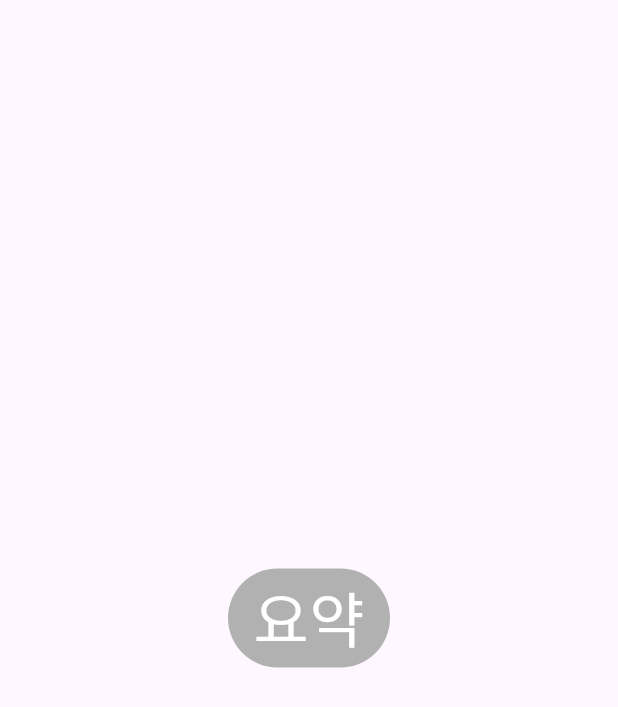
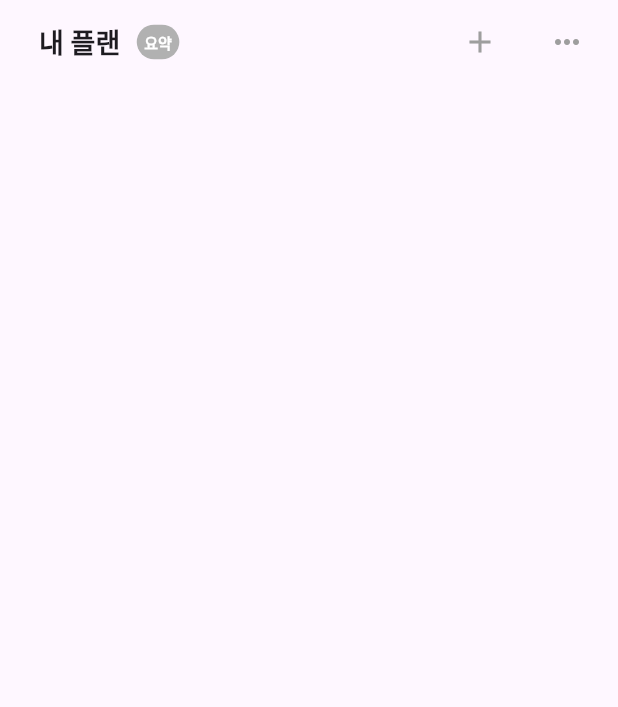
Before and after one commit to flutter-fantastic-crew/sconCloneCoding, a Flutter app: the screen it shows after launch, on a phone screen of 412 x 824 dp. Shown: the top 707 px of the screen. Run offline on Flutter 3.47's test engine with Material 3 defaults, Android fonts, the phone set to English and light mode, and no system bars.

Commit message:
앱바추가

```diff
--- a/lib/home_page.dart
+++ b/lib/home_page.dart
@@ -1,15 +1,17 @@
 import 'package:flutter/material.dart';
-import 'package:sang/widget/badge2_widget.dart';
+import 'package:sang/widget/appbar_widget.dart';
+import 'package:sang/widget/badge_widget.dart';
 import 'package:sang/widget/badge_widget.dart';
 
 class HomePage extends StatelessWidget {
   @override
   Widget build(BuildContext context) {
     return Scaffold(
-      body: Center(
+      appBar: AppbarWidget(),
+      body: const Center(
         child: SizedBox(
           width: 108,
-          child: BadgeWidget2(badgeText: "요약"),
+          child: Text(""),
         ),
       ),
     );
--- /dev/null
+++ b/lib/widget/appbar_widget.dart
@@ -0,0 +1,48 @@
+import 'package:flutter/material.dart';
+
+import 'badge_widget.dart';
+
+class AppbarWidget extends AppBar {
+  AppbarWidget()
+      : super(
+          title: Row(crossAxisAlignment: CrossAxisAlignment.center, children: [
+            const SizedBox(
+              width: 10,
+            ),
+            const Text(
+              "내 플랜",
+              style: TextStyle(
+                fontSize: 18,
+                fontWeight: FontWeight.bold,
+              ),
+            ),
+            const SizedBox(
+              width: 11,
+            ),
+            BadgeWidget(
+              badgeText: "요약",
+            )
+          ]),
+          actions: [
+            IconButton(
+                onPressed: () {},
+                icon: const Icon(
+                  Icons.add,
+                  color: Colors.grey,
+                )),
+            const SizedBox(
+              width: 10,
+            ),
+            IconButton(
+              onPressed: () {},
+              icon: const Icon(
+                Icons.more_horiz,
+                color: Colors.grey,
+              ),
+            ),
+            const SizedBox(
+              width: 10,
+            ),
+          ],
+        );
+}
--- a/lib/widget/badge2_widget.dart
+++ /dev/null
@@ -1,20 +0,0 @@
-import 'package:flutter/material.dart';
-
-class BadgeWidget2 extends Container {
-  BadgeWidget2({required this.badgeText})
-      : super(
-          height: 66,
-          width: double.infinity,
-          decoration: BoxDecoration(
-            borderRadius: BorderRadius.circular(50),
-            color: Color(0xffB1B1B1),
-          ),
-          alignment: Alignment.center,
-          child: Text(
-            badgeText,
-            style: TextStyle(fontSize: 40, color: Color(0xffffffff)),
-          ),
-        );
-
-  final String badgeText;
-}
--- a/lib/widget/badge_widget.dart
+++ b/lib/widget/badge_widget.dart
@@ -1,24 +1,25 @@
 import 'package:flutter/material.dart';
 
-class BadgeWidget extends StatelessWidget {
-  BadgeWidget({required this.badgeText});
-
-  final String badgeText;
-
-  @override
-  Widget build(BuildContext context) {
-    return Container(
-      height: 66,
-      width: double.infinity,
+class BadgeWidget extends Container {
+  BadgeWidget({required this.badgeText})
+      : super(
           decoration: BoxDecoration(
             borderRadius: BorderRadius.circular(50),
             color: Color(0xffB1B1B1),
           ),
           alignment: Alignment.center,
+          child: Padding(
+            padding: const EdgeInsets.all(5),
             child: Text(
               badgeText,
-        style: TextStyle(fontSize: 40, color: Color(0xffffffff)),
+              style: TextStyle(
+                fontSize: 10,
+                color: Color(0xffffffff),
+                fontWeight: FontWeight.bold,
+              ),
+            ),
           ),
         );
+
+  final String badgeText;
 }
-}
```
Lines whose indentation alone changed are shown as unchanged.
